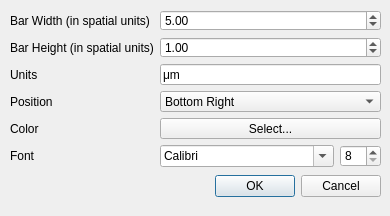
VespucciProject/Vespucci, file scalebardialog.ui: the form before one commit.
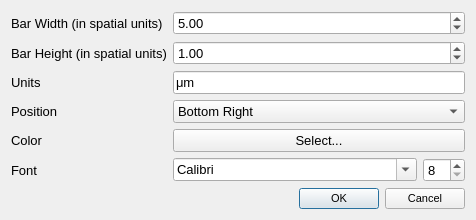
The form after the commit.

```diff
--- a/scalebardialog.ui
+++ b/scalebardialog.ui
@@ -7,41 +7,18 @@
     <x>0</x>
     <y>0</y>
     <width>390</width>
-    <height>216</height>
+    <height>202</height>
    </rect>
   </property>
+  <property name="font">
+   <font>
+    <pointsize>10</pointsize>
+   </font>
+  </property>
   <property name="windowTitle">
    <string>Add Scale Bar</string>
   </property>
-  <widget class="QDialogButtonBox" name="buttonBox">
-   <property name="geometry">
-    <rect>
-     <x>40</x>
-     <y>170</y>
-     <width>341</width>
-     <height>32</height>
-    </rect>
-   </property>
-   <property name="orientation">
-    <enum>Qt::Horizontal</enum>
-   </property>
-   <property name="standardButtons">
-    <set>QDialogButtonBox::Cancel|QDialogButtonBox::Ok</set>
-   </property>
-  </widget>
-  <widget class="QWidget" name="formLayoutWidget">
-   <property name="geometry">
-    <rect>
-     <x>10</x>
-     <y>10</y>
-     <width>371</width>
-     <height>157</height>
-    </rect>
-   </property>
    <layout class="QFormLayout" name="formLayout">
-    <property name="fieldGrowthPolicy">
-     <enum>QFormLayout::AllNonFixedFieldsGrow</enum>
-    </property>
     <item row="0" column="0">
      <widget class="QLabel" name="label">
       <property name="text">
@@ -135,6 +112,13 @@
       </property>
      </widget>
     </item>
+   <item row="5" column="0">
+    <widget class="QLabel" name="label_6">
+     <property name="text">
+      <string>Font</string>
+     </property>
+    </widget>
+   </item>
     <item row="5" column="1">
      <layout class="QHBoxLayout" name="horizontalLayout">
       <item>
@@ -156,15 +140,22 @@
       </item>
      </layout>
     </item>
-    <item row="5" column="0">
-     <widget class="QLabel" name="label_6">
-      <property name="text">
-       <string>Font</string>
+   <item row="6" column="0" colspan="2">
+    <widget class="QDialogButtonBox" name="buttonBox">
+     <property name="font">
+      <font>
+       <pointsize>8</pointsize>
+      </font>
+     </property>
+     <property name="orientation">
+      <enum>Qt::Horizontal</enum>
+     </property>
+     <property name="standardButtons">
+      <set>QDialogButtonBox::Cancel|QDialogButtonBox::Ok</set>
       </property>
      </widget>
     </item>
    </layout>
-  </widget>
  </widget>
  <resources/>
  <connections>
```
Lines whose indentation alone changed are shown as unchanged.
